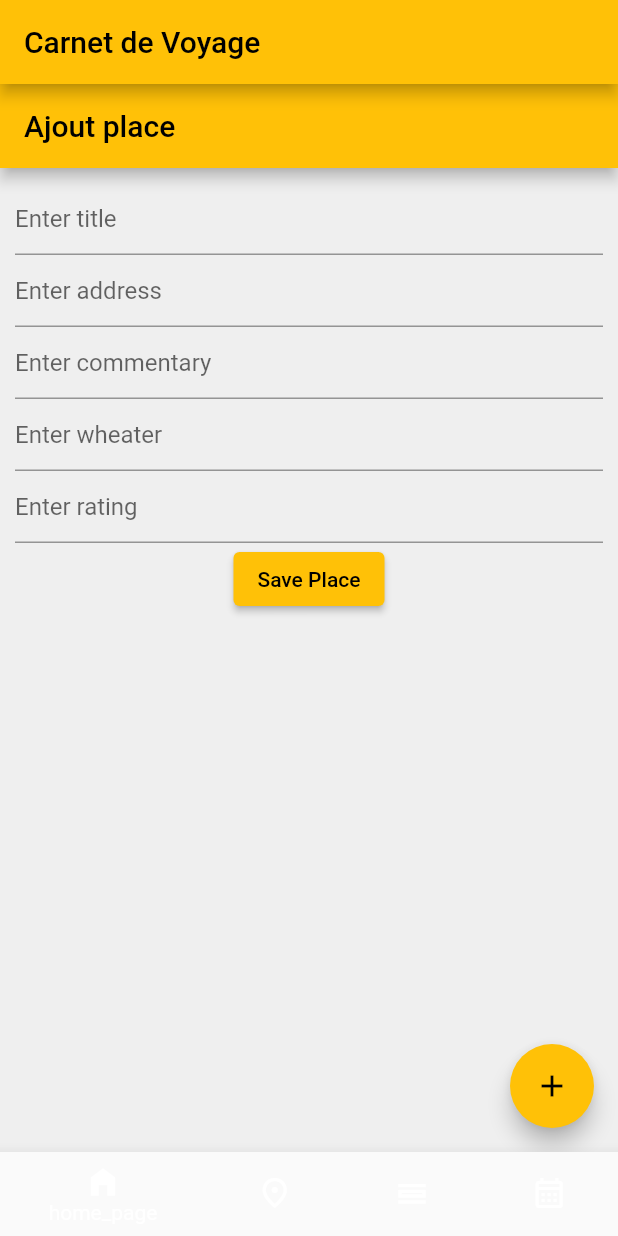
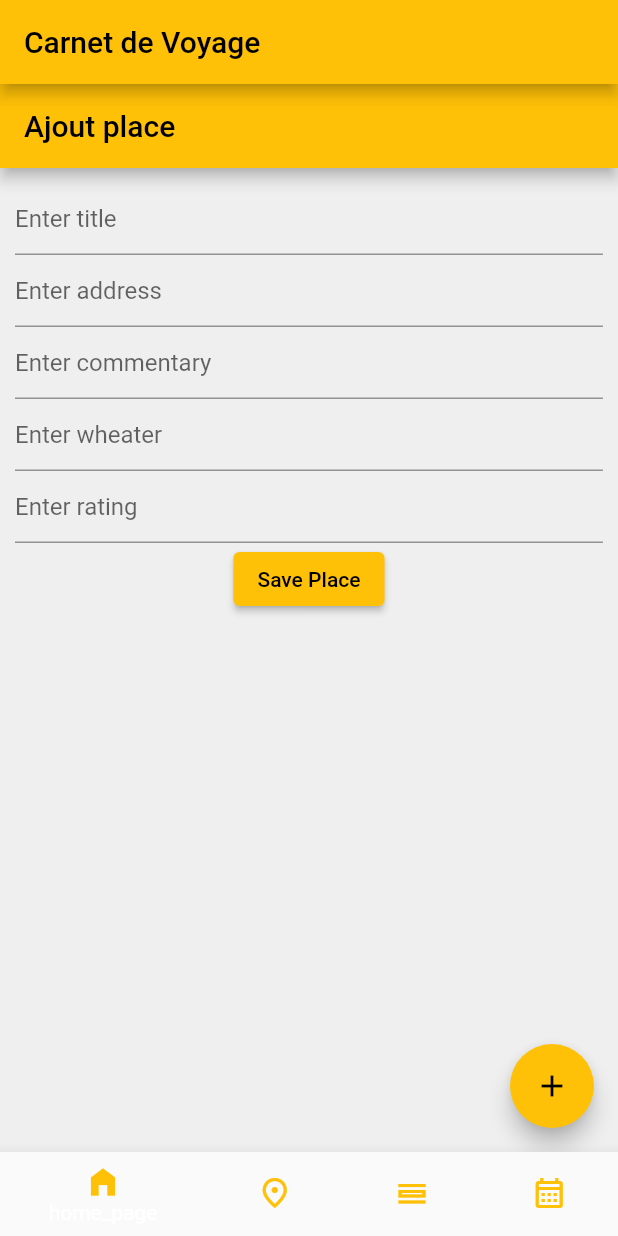
Before and after one commit to MathieuPithon/CA_Flutter_Project, a Flutter app: the screen it shows after launch, on a phone screen of 412 x 824 dp. Run offline on Flutter 3.47's test engine with Material 2 defaults, Android fonts, the light colour scheme and no system bars; our stand-ins replace flutter_bloc, hive; accounts and stored records are empty.

Commit message:
color change

```diff
--- a/lib/main.dart
+++ b/lib/main.dart
@@ -72,23 +72,24 @@ class _MainScreenState extends State<MainScreen> {
         currentIndex: _currentIndex,
         items: const <BottomNavigationBarItem>[
           BottomNavigationBarItem(
-            icon: Icon(Icons.home),
-            activeIcon: Icon(Icons.home_filled),
+            icon: Icon(Icons.home_outlined, color: Colors.amber,),
+
+            activeIcon: Icon(Icons.home_filled, color: Colors.amber),
             label: 'home_page',
           ),
           BottomNavigationBarItem(
-            icon: Icon(Icons.place_outlined),
-            activeIcon: Icon(Icons.place),
+            icon: Icon(Icons.place_outlined, color: Colors.amber),
+            activeIcon: Icon(Icons.place, color: Colors.amber),
             label: 'places_list_page',
           ),
           BottomNavigationBarItem(
-            icon: Icon(Icons.calendar_view_day_outlined),
-            activeIcon: Icon(Icons.calendar_view_day),
+            icon: Icon(Icons.calendar_view_day_outlined, color: Colors.amber),
+            activeIcon: Icon(Icons.calendar_view_day, color: Colors.amber),
             label: 'planning',
           ),
           BottomNavigationBarItem(
-            icon: Icon(Icons.calendar_month_outlined),
-            activeIcon: Icon(Icons.calendar_month),
+            icon: Icon(Icons.calendar_month_outlined, color: Colors.amber),
+            activeIcon: Icon(Icons.calendar_month, color: Colors.amber),
             label: 'date_list',
           ),
         ],
```
